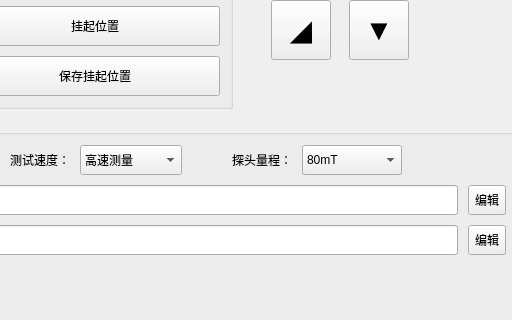
Above: src/ui/config_panel.ui from IceSugarZxy/MARS-pro before the change; both pictures show x 314 to 826 and y 387 to 707 of the 1114 by 995 pixel window. Below: the same form after it.
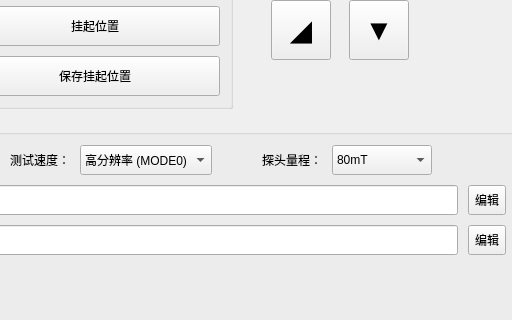
That is the form after the change.

Commit message: 采集模式三档切换：combo改变时发送MODE0/1/2指令，串口连接时自动同步

The edit to the form file:
```diff
--- a/src/ui/config_panel.ui
+++ b/src/ui/config_panel.ui
@@ -1074,7 +1074,7 @@
         </property>
         <item>
          <property name="text">
-          <string>高速测量</string>
+          <string>高分辨率 (MODE0)</string>
          </property>
         </item>
         <item>
```
Left out of the diff: 7 changed lines with no effect on the pictures. The commit also changes 4 other files.
